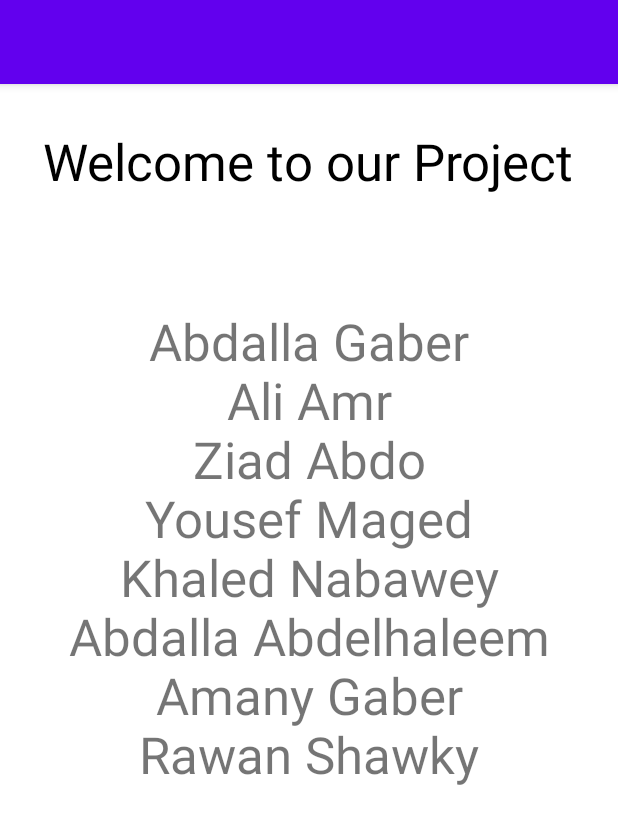
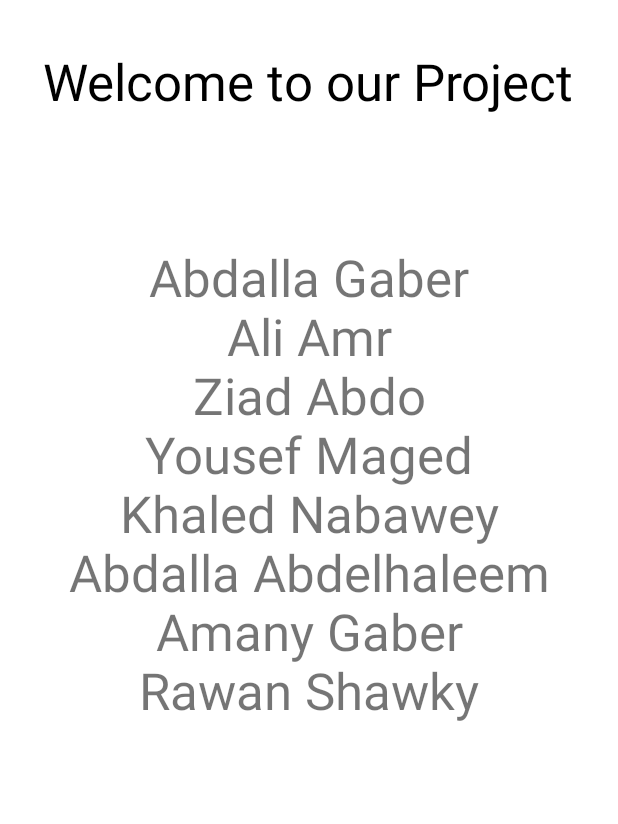
Before and after one commit to abdallagaber/Tech_Zone_APP, an Android app: the screen it shows after launch (MainActivity), on a phone screen of 412 x 824 dp. Shown: the top 824 px of the screen. Run offline under Robolectric (Android 15) with nearby library versions, the light colour scheme and no system bars.

Commit message:
Welcome with out action bar

```diff
--- a/app/src/main/res/values-night/themes.xml
+++ b/app/src/main/res/values-night/themes.xml
@@ -1,6 +1,6 @@
 <resources xmlns:tools="http://schemas.android.com/tools">
     <!-- Base application theme. -->
-    <style name="Theme.MobileProject" parent="Theme.MaterialComponents.DayNight.DarkActionBar">
+    <style name="Theme.MobileProject" parent="Theme.MaterialComponents.Light.NoActionBar">
         <!-- Primary brand color. -->
         <item name="colorPrimary">@color/purple_200</item>
         <item name="colorPrimaryVariant">@color/purple_700</item>
--- a/app/src/main/res/values/themes.xml
+++ b/app/src/main/res/values/themes.xml
@@ -1,6 +1,6 @@
 <resources xmlns:tools="http://schemas.android.com/tools">
     <!-- Base application theme. -->
-    <style name="Theme.MobileProject" parent="Theme.MaterialComponents.DayNight.DarkActionBar">
+    <style name="Theme.MobileProject" parent="Theme.MaterialComponents.Light.NoActionBar">
         <!-- Primary brand color. -->
         <item name="colorPrimary">@color/purple_500</item>
         <item name="colorPrimaryVariant">@color/purple_700</item>
```
